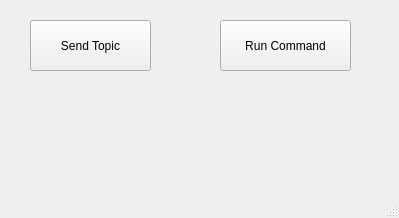
Old version of the form UI/smrr_ui/src/ui/mainwindow.ui in the repository ENTC-FYP-19-G08/ismrr.
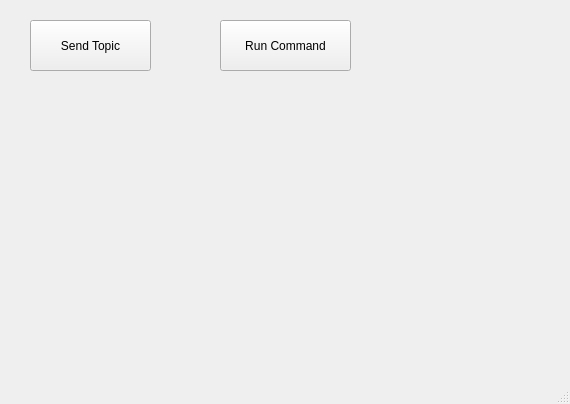
New version of the form.

Commit message: run python sciprt from button click

Diff of the .ui file:
```diff
--- a/UI/smrr_ui/src/ui/mainwindow.ui
+++ b/UI/smrr_ui/src/ui/mainwindow.ui
@@ -6,8 +6,8 @@
    <rect>
     <x>0</x>
     <y>0</y>
-    <width>399</width>
-    <height>218</height>
+    <width>570</width>
+    <height>404</height>
    </rect>
   </property>
   <property name="windowTitle">
@@ -17,10 +17,10 @@
    <widget class="QLabel" name="label">
     <property name="geometry">
      <rect>
-      <x>70</x>
+      <x>40</x>
       <y>110</y>
-      <width>231</width>
-      <height>61</height>
+      <width>501</width>
+      <height>241</height>
      </rect>
     </property>
     <property name="text">
```
Left out of the diff: 2 changed lines with no effect on the pictures. The commit also changes 2 other files.
